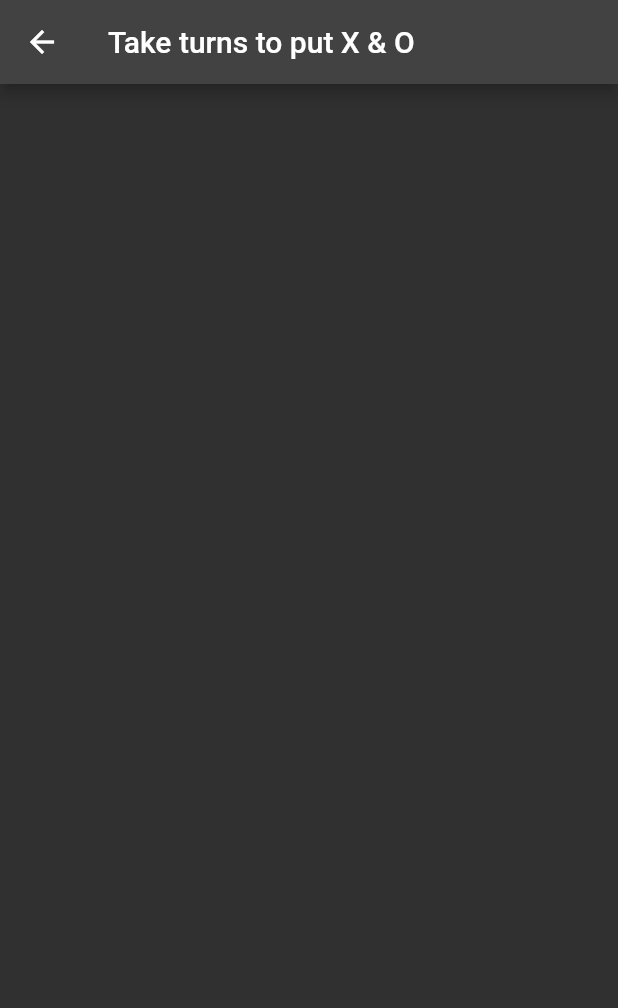
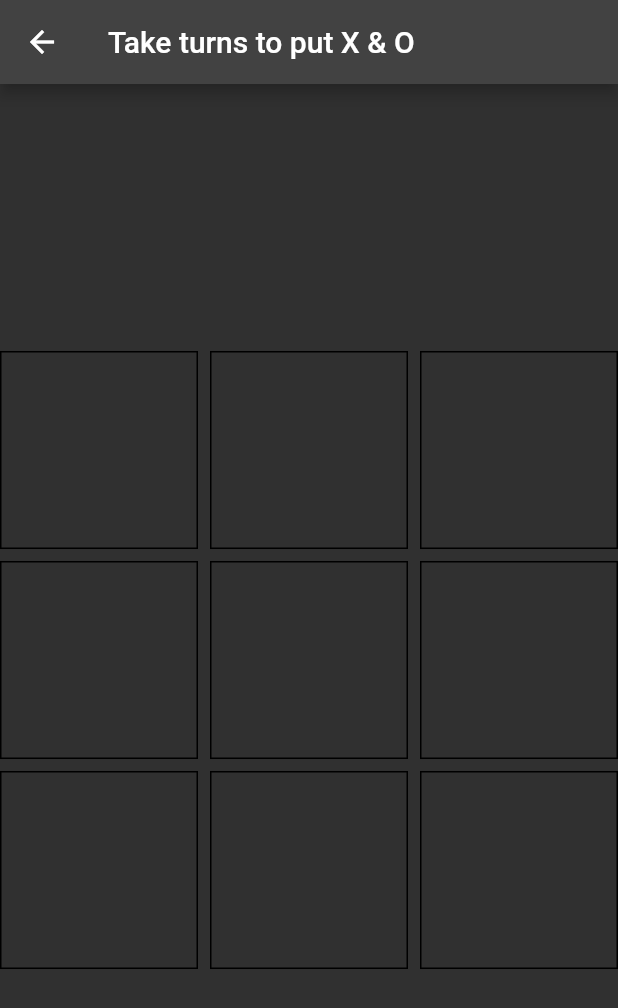
Before and after one commit to saum-1402/TicTacToe, a Flutter app: the PlayScreen screen opened directly, on a phone screen of 412 x 824 dp. Shown: the top 1008 px of the screen. Run offline on Flutter 3.47's test engine with Material 2 defaults, Android fonts, the phone set to English and light mode, and no system bars.

Commit message:
board done

```diff
--- a/lib/models/grid_model.dart
+++ b/lib/models/grid_model.dart
@@ -4,5 +4,9 @@ class Box{
 
   Box({required this.ind, required this.value});
 
+  int win(matrix){
+     return 0;
+  }
+
 
 }
--- a/lib/screens/playscreen.dart
+++ b/lib/screens/playscreen.dart
@@ -9,8 +9,9 @@ class PlayScreen extends StatefulWidget {
 }
 
 class _PlayScreenState extends State<PlayScreen> {
-
-  List<List<Box>> matrix = List.generate(3, (i) => List<Box>.generate(3, (j) => Box(ind: i * 3 + j, value: 0)));
+  List<List<Box>> matrix = List.generate(
+      3, (i) => List<Box>.generate(3, (j) => Box(ind: i * 3 + j, value: 0)));
+  // nt flag = 0;
   int flag = 0;
   @override
   Widget build(BuildContext context) {
@@ -18,18 +19,49 @@ class _PlayScreenState extends State<PlayScreen> {
       appBar: AppBar(
         title: const Text('Take turns to put X & O'),
       ),
-      body: GridView.builder(
+      body: Center(
+        child: GridView.builder(
           gridDelegate: const SliverGridDelegateWithFixedCrossAxisCount(
             crossAxisCount: 3,
             crossAxisSpacing: 8,
             mainAxisSpacing: 8,
           ),
-        itemBuilder: (context,index){
-          if(matrix[index][0].ind==0){
-
+          itemCount: 9,
+          shrinkWrap: true,
+          itemBuilder: (context, index) {
+            // int flag = 0;
+            int row = index ~/ 3;
+            int column = index % 3;
+            Box box = matrix[row][column];
+            return GestureDetector(
+              onTap: () {
+                if (box.value == 0 && flag == 0) {
+                  setState(() {
+                    box.value = 1; // 1 means a cross
+                    flag = 1;
+                  });
+                } else if (box.value == 0 && flag == 1) {
+                  setState(() {
+                    box.value = 2; // 2 means a circle
+                    flag = 0;
+                  });
                 }
               },
+              child: Container(
+                decoration: BoxDecoration(
+                  border: Border.all(color: Colors.black),
+                ),
+                child: Center(
+                  child: Text(
+                    box.value == 1 ? "X" : (box.value == 2 ? "O" : ''),
+                    style: const TextStyle(fontSize: 24.0),
 
+                  ),
+                ),
+              ),
+            );
+          },
+        ),
       ),
     );
   }
```
Also changed, not shown: lib/screens/playscreencorrect.dart (added, +70 -0 lines). Lines whose indentation alone changed are shown as unchanged.
